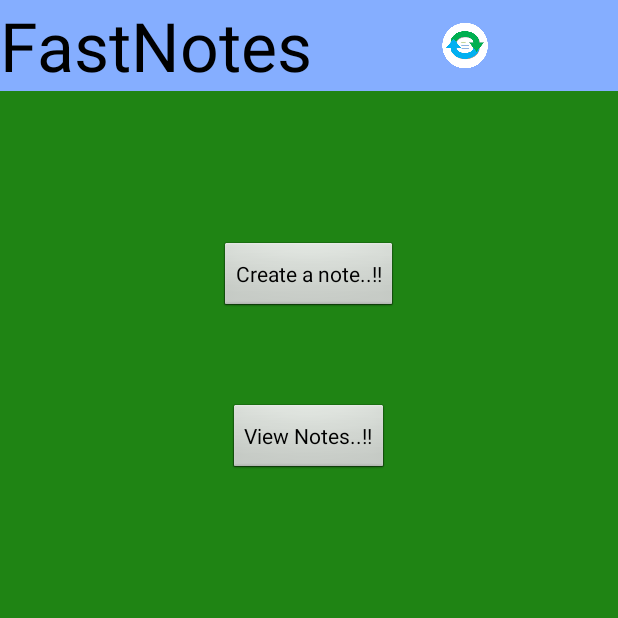
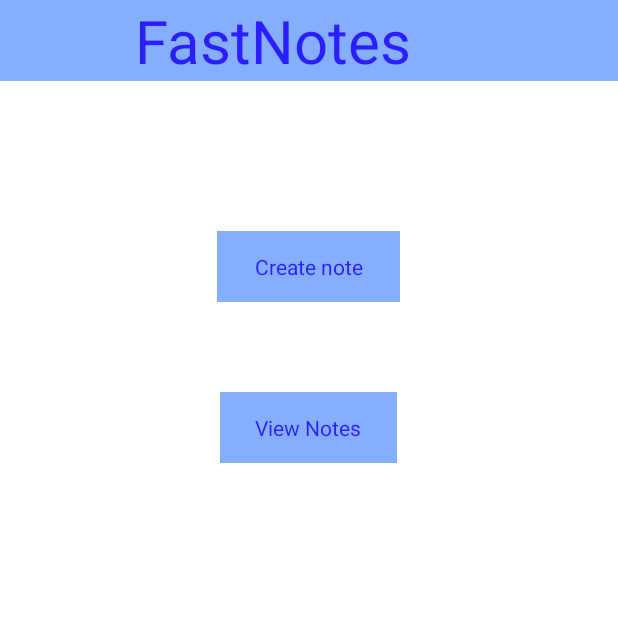
Before and after one commit to nareshbalajia/FastNotes, an Android app: the screen it shows after launch (FirstActivity), on a phone screen of 412 x 824 dp, the top half of it. Run offline under Robolectric (Android 15) with nearby library versions, the phone set to English and light mode, and no system bars.

Commit message:
ui bug fix commit

```diff
--- a/app/src/main/AndroidManifest.xml
+++ b/app/src/main/AndroidManifest.xml
@@ -61,7 +61,7 @@
         <activity
             android:name=".ViewNote"
             android:label="@string/title_activity_view_note"
-            android:theme="@style/Base.Theme.AppCompat.Light">
+            android:theme="@android:style/Theme.Black.NoTitleBar.Fullscreen" >
         </activity>
     </application>
 
--- a/app/src/main/java/com/naresh/fastnotes/ViewNote.java
+++ b/app/src/main/java/com/naresh/fastnotes/ViewNote.java
@@ -1,5 +1,6 @@
 package com.naresh.fastnotes;
 
+import android.app.Activity;
 import android.content.Intent;
 import android.support.v7.app.ActionBarActivity;
 import android.os.Bundle;
@@ -13,7 +14,7 @@ import java.io.FileReader;
 import java.io.IOException;
 
 
-public class ViewNote extends ActionBarActivity {
+public class ViewNote extends Activity {
 
     @Override
     protected void onCreate(Bundle savedInstanceState) {
--- a/app/src/main/res/layout/activity_first.xml
+++ b/app/src/main/res/layout/activity_first.xml
@@ -16,43 +16,40 @@
             android:textAppearance="?android:attr/textAppearanceLarge"
             android:text="FastNotes"
             android:id="@+id/textView3"
-            android:textSize="45sp"
-            android:textColor="#ff000000" />
+            android:textSize="40sp"
+            android:textColor="#ff2a1eff"
+            android:layout_marginLeft="90sp" />
 
-        <LinearLayout
-            android:orientation="horizontal"
-            android:layout_width="match_parent"
-            android:layout_height="match_parent">
-
-            <ImageView
-                android:layout_width="match_parent"
-                android:layout_height="match_parent"
-                android:id="@+id/imageView"
-                android:src="@drawable/fastnotes1" />
-        </LinearLayout>
     </LinearLayout>
 
     <LinearLayout
         android:orientation="vertical"
         android:layout_width="match_parent"
         android:layout_height="match_parent"
-        android:background="#a530cd1f">
+        android:background="#ffffff"
+        android:weightSum="1">
 
         <Button
-            android:layout_width="wrap_content"
+            android:layout_width="122dp"
             android:layout_height="wrap_content"
-            android:text="Create a note..!!"
+            android:text="Create note"
             android:id="@+id/createNoteButton"
             android:layout_gravity="center_horizontal"
-            android:layout_marginTop="100sp" />
+            android:layout_marginTop="100sp"
+            android:background="#ff85aeff"
+            android:layout_weight="0.05"
+            android:textColor="#ff2a1eff" />
 
         <Button
-            android:layout_width="wrap_content"
+            android:layout_width="118dp"
             android:layout_height="wrap_content"
-            android:text="View Notes..!!"
+            android:text="View Notes"
             android:id="@+id/viewNoteButton"
             android:layout_gravity="center_horizontal"
-            android:layout_marginTop="60sp" />
+            android:layout_marginTop="60sp"
+            android:background="#ff85aeff"
+            android:layout_weight="0.05"
+            android:textColor="#ff2a1eff" />
     </LinearLayout>
 
 </LinearLayout>
--- a/app/src/main/res/layout/activity_view_note.xml
+++ b/app/src/main/res/layout/activity_view_note.xml
@@ -2,12 +2,13 @@
     xmlns:tools="http://schemas.android.com/tools" android:layout_width="match_parent"
     android:layout_height="match_parent"
     tools:context="com.naresh.fastnotes.ViewNote"
-    android:background="#ff85aeff">
+    android:background="#ffffff">
 
 
     <TextView
         android:layout_width="match_parent"
         android:layout_height="match_parent"
         android:textAppearance="?android:attr/textAppearanceLarge"
-        android:id="@+id/showText" />
+        android:id="@+id/showText"
+        android:textColor="#ff2a1eff" />
 </LinearLayout>
```
Also changed, not shown: app/src/main/res/layout/activity_get_notes.xml (+18 -9 lines).
